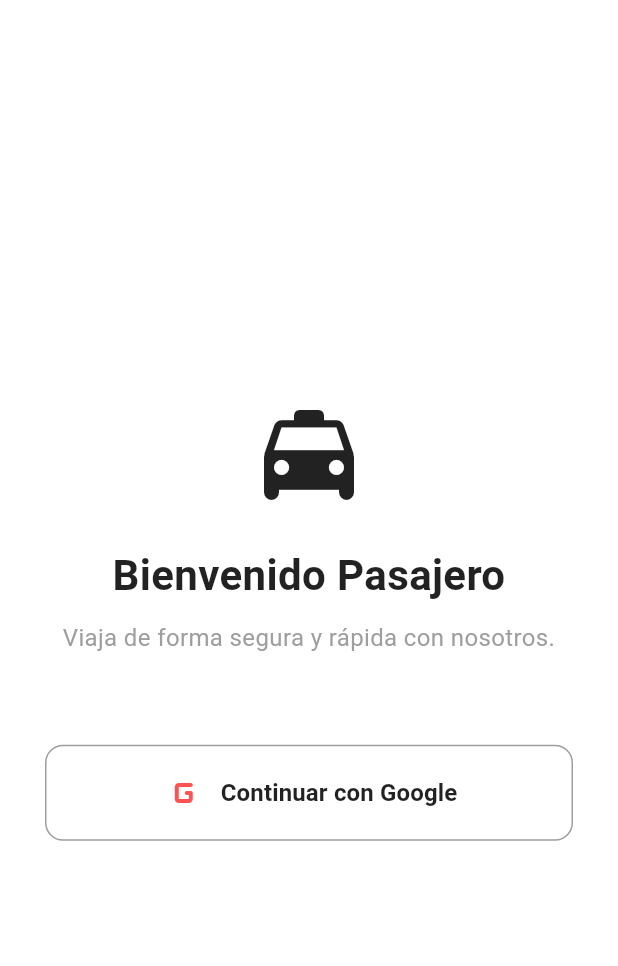
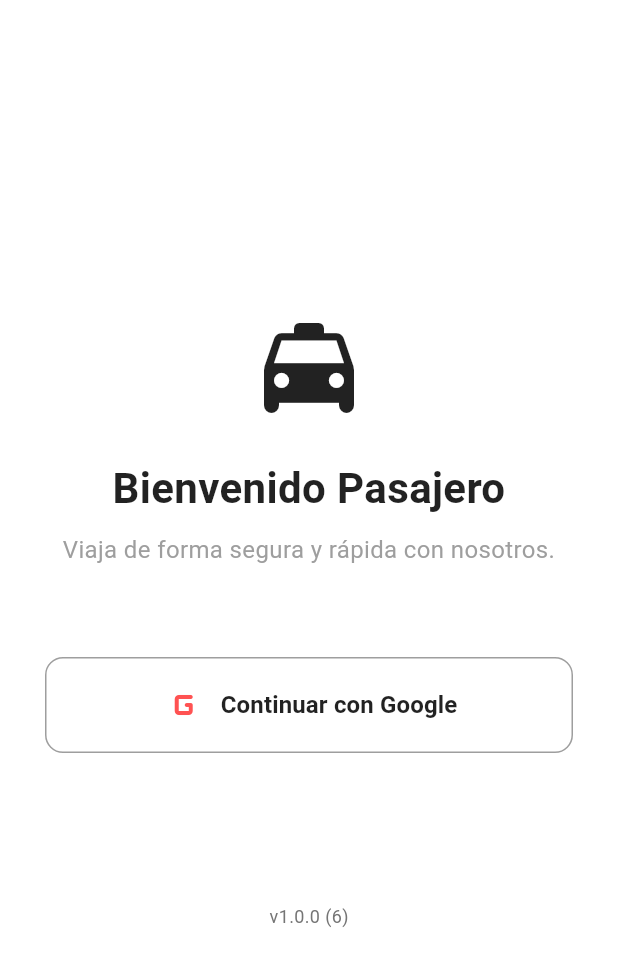
Before and after one commit to areascript22/project-taxi-passenger, a Flutter app: the screen it shows after launch, on a phone screen of 412 x 824 dp. Shown: the top 966 px of the screen. Run offline on Flutter 3.47's test engine with Material 3 defaults, Android fonts, the phone set to English and light mode, and no system bars; our stand-ins replace bloc, dartz, dio, firebase_auth, firebase_core, firebase_database and 10 more; missing offline and left inert: dio_smart_retry; accounts and stored records are empty; project files that could hold a hidden picture were left out.

Commit message:
feat: add app version widget

```diff
--- a/lib/features/auth/presentation/screen/sign_in_screen.dart
+++ b/lib/features/auth/presentation/screen/sign_in_screen.dart
@@ -4,6 +4,7 @@ import 'package:go_router/go_router.dart';
 import 'package:passenger_app/core/service_locator/main_service_locator.dart';
 import 'package:passenger_app/features/auth/presentation/bloc/auth_bloc.dart';
 import 'package:passenger_app/shared/presentation/bloc/session/session_bloc.dart';
+import 'package:passenger_app/shared/presentation/component/app_version.dart';
 
 class SignInScreen extends StatelessWidget {
   const SignInScreen({super.key});
@@ -108,6 +109,8 @@ class SignInView extends StatelessWidget {
                           ],
                         ),
                       ),
+                  SizedBox(height: 100),
+                  Center(child: AppVersionWidget(),)
                 ],
               ),
             );
--- a/lib/features/profile/presentation/screen/profile_screen.dart
+++ b/lib/features/profile/presentation/screen/profile_screen.dart
@@ -2,6 +2,7 @@ import 'package:flutter/material.dart';
 import 'package:flutter_bloc/flutter_bloc.dart';
 import 'package:passenger_app/features/profile/presentation/component/confirmation_popup.dart';
 import 'package:passenger_app/shared/presentation/bloc/session/session_bloc.dart';
+import 'package:passenger_app/shared/presentation/component/app_version.dart';
 import '../../../../shared/domain/entity/user_entity.dart';
 import '../../../../shared/presentation/component/custom_button.dart';
 
@@ -147,6 +148,7 @@ class ProfileView extends StatelessWidget {
             ),
 
             const SizedBox(height: 40),
+            AppVersionWidget(),
           ],
         ),
       ),
--- /dev/null
+++ b/lib/shared/presentation/component/app_version.dart
@@ -0,0 +1,47 @@
+import 'package:flutter/material.dart';
+import 'package:package_info_plus/package_info_plus.dart';
+
+class AppVersionWidget extends StatelessWidget {
+  final TextStyle? style;
+  final String prefix;
+  final bool showBuildNumber;
+  final Widget? loadingPlaceholder;
+
+  const AppVersionWidget({
+    super.key,
+    this.style,
+    this.prefix = 'v',
+    this.showBuildNumber = true,
+    this.loadingPlaceholder,
+  });
+
+  @override
+  Widget build(BuildContext context) {
+    return FutureBuilder<PackageInfo>(
+      future: PackageInfo.fromPlatform(),
+      builder: (context, snapshot) {
+        if (snapshot.connectionState == ConnectionState.waiting) {
+          return loadingPlaceholder ?? const SizedBox.shrink();
+        }
+
+        if (snapshot.hasError || !snapshot.hasData) {
+          return const SizedBox.shrink();
+        }
+
+        final packageInfo = snapshot.data!;
+        final version = packageInfo.version;
+        final buildNumber = packageInfo.buildNumber;
+
+        final displayText =
+            showBuildNumber
+                ? '$prefix$version ($buildNumber)'
+                : '$prefix$version';
+
+        return Text(
+          displayText,
+          style: style ?? TextStyle(color: Colors.grey.shade600, fontSize: 12),
+        );
+      },
+    );
+  }
+}
--- a/pubspec.yaml
+++ b/pubspec.yaml
@@ -50,6 +50,7 @@ dependencies:
   dio_smart_retry: ^7.0.1
   lottie: ^3.3.1
   firebase_database: ^12.4.6
+  package_info_plus: ^8.3.1
 
 dependency_overrides:
   package_info_plus: ^8.0.0
```
Also changed, not shown: pubspec.lock.
